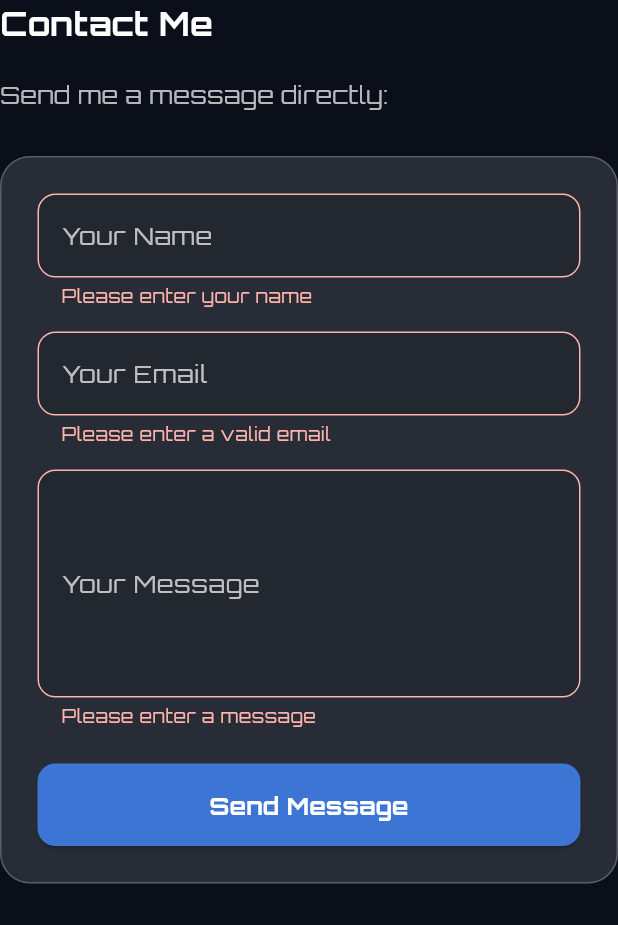
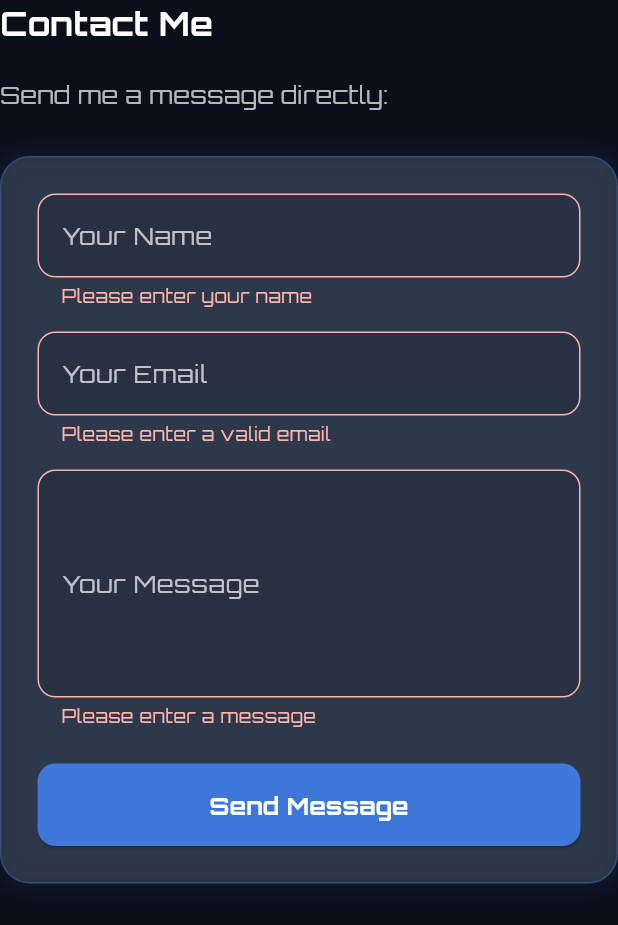
Before and after one commit to mohamedbnhmida/medbh_portfolio, a Flutter app: the ContactSection widget shown alone on an empty page, opened directly, after a tap on "Send Message", on a phone screen of 412 x 824 dp. Shown: the top 925 px of the screen. Run offline on Flutter 3.47's test engine with Material 3 defaults, Android fonts, the phone set to English and light mode, and no system bars; our stand-ins replace carousel_slider, font_awesome_flutter, google_fonts.

Commit message:
first commit

```diff
--- a/lib/floatinf_social_media.dart
+++ b/lib/floatinf_social_media.dart
@@ -11,7 +11,7 @@ class FloatingSocialMediaBar extends StatelessWidget {
     return Row(
       mainAxisAlignment: MainAxisAlignment.center,
       mainAxisSize: MainAxisSize.min,
-      children: const [
+      children: [
         SocialIconHover(
           icon: FontAwesomeIcons.github,
           url: AppStrings.githubUrl,
@@ -22,7 +22,8 @@ class FloatingSocialMediaBar extends StatelessWidget {
         ),
         SocialIconHover(
           icon: FontAwesomeIcons.whatsapp,
-          url: "https://wa.me/${AppStrings.whatsappNumber}",
+          url:
+              "https://wa.me/${AppStrings.whatsappNumber}?text=${Uri.encodeComponent("Hello, I am interested in your portfolio!")}",
         ),
       ],
     );
--- a/lib/widgets/contact_section.dart
+++ b/lib/widgets/contact_section.dart
@@ -19,6 +19,27 @@ class _ContactSectionState extends State<ContactSection> {
 
   Future<void> _sendEmail() async {
     if (_formKey.currentState!.validate()) {
+      // NOTE: For true "Direct" sending without opening an email app,
+      // you need a service like EmailJS (client-side) or a backend.
+      // Below is the placeholder for EmailJS implementation:
+      /*
+      final response = await http.post(
+        Uri.parse('https://api.emailjs.com/api/v1.0/email/send'),
+        headers: {'Content-Type': 'application/json'},
+        body: json.encode({
+          'service_id': 'YOUR_SERVICE_ID',
+          'template_id': 'YOUR_TEMPLATE_ID',
+          'user_id': 'YOUR_PUBLIC_KEY',
+          'template_params': {
+            'user_name': _nameController.text,
+            'user_email': _emailController.text,
+            'message': _messageController.text,
+          }
+        }),
+      );
+      */
+
+      // Fallback to mailto for now as placeholder
       final Uri params = Uri(
         scheme: 'mailto',
         path: AppStrings.email,
@@ -35,17 +56,14 @@ class _ContactSectionState extends State<ContactSection> {
             const SnackBar(content: Text('Could not open email client')),
           );
         }
+      } else {
+        if (mounted) {
+          ScaffoldMessenger.of(
+            context,
+          ).showSnackBar(const SnackBar(content: Text('Form submitted!')));
+        }
       }
     }
-  }
-
-  String? _encodeQueryParameters(Map<String, String> params) {
-    return params.entries
-        .map(
-          (e) =>
-              '${Uri.encodeComponent(e.key)}=${Uri.encodeComponent(e.value)}',
-        )
-        .join('&');
   }
 
   @override
@@ -79,9 +97,16 @@ class _ContactSectionState extends State<ContactSection> {
         Container(
           padding: const EdgeInsets.all(24),
           decoration: BoxDecoration(
-            color: Colors.white12,
+            color: AppColors.cardBackground,
+            boxShadow: [
+              BoxShadow(
+                color: Colors.blueAccent.withOpacity(0.1),
+                blurRadius: 10,
+                spreadRadius: 2,
+              ),
+            ],
             borderRadius: BorderRadius.circular(20),
-            border: Border.all(color: Colors.white24),
+            border: Border.all(color: AppColors.borderAccent),
           ),
           child: Form(
             key: _formKey,
@@ -138,6 +163,7 @@ class _ContactSectionState extends State<ContactSection> {
             ),
           ),
         ),
+        const SizedBox(height: 70),
       ],
     );
   }
@@ -162,4 +188,13 @@ class _ContactSectionState extends State<ContactSection> {
       ),
     );
   }
+
+  String? _encodeQueryParameters(Map<String, String> params) {
+    return params.entries
+        .map(
+          (e) =>
+              '${Uri.encodeComponent(e.key)}=${Uri.encodeComponent(e.value)}',
+        )
+        .join('&');
+  }
 }
--- a/lib/widgets/project_card.dart
+++ b/lib/widgets/project_card.dart
@@ -135,14 +135,21 @@ class _ProjectCardState extends State<ProjectCard> {
                 crossAxisAlignment: CrossAxisAlignment.start,
                 children: [
                   // Header: Icon + Name
-                  Row(
+                  LayoutBuilder(
+                    builder: (context, constraints) {
+                      final isMobile = constraints.maxWidth < 400;
+                      final iconSize = isMobile ? 45.0 : 60.0;
+                      final titleSize = isMobile ? 16.0 : 20.0;
+
+                      return Row(
                         children: [
                           Container(
-                        width: 60,
-                        height: 60,
+                            width: iconSize,
+                            height: iconSize,
                             decoration: BoxDecoration(
-                          color: Colors.white, // White background for the icon
-                          borderRadius: BorderRadius.circular(16),
+                              color:
+                                  Colors.white, // White background for the icon
+                              borderRadius: BorderRadius.circular(12),
                               border: Border.all(color: Colors.white24),
                               image: DecorationImage(
                                 image: widget.project.appIcon != null
@@ -152,7 +159,7 @@ class _ProjectCardState extends State<ProjectCard> {
                               ),
                             ),
                           ),
-                      const SizedBox(width: 16),
+                          const SizedBox(width: 12),
                           Expanded(
                             child: Column(
                               crossAxisAlignment: CrossAxisAlignment.start,
@@ -160,7 +167,7 @@ class _ProjectCardState extends State<ProjectCard> {
                                 Text(
                                   widget.project.name,
                                   style: GoogleFonts.orbitron(
-                                fontSize: 20,
+                                    fontSize: titleSize,
                                     fontWeight: FontWeight.bold,
                                     color: Colors.white,
                                   ),
@@ -170,6 +177,8 @@ class _ProjectCardState extends State<ProjectCard> {
                             ),
                           ),
                         ],
+                      );
+                    },
                   ),
                   const SizedBox(height: 20),
 
--- /dev/null
+++ b/lib/widgets/typing_text.dart
@@ -0,0 +1,100 @@
+import 'dart:async';
+import 'package:flutter/material.dart';
+
+class TypingText extends StatefulWidget {
+  final List<String> texts;
+  final TextStyle style;
+  final Duration typingSpeed;
+  final Duration backspaceSpeed;
+  final Duration pauseDuration;
+  final bool showCursor;
+  final String cursorChar;
+
+  const TypingText({
+    super.key,
+    required this.texts,
+    required this.style,
+    this.typingSpeed = const Duration(milliseconds: 100),
+    this.backspaceSpeed = const Duration(milliseconds: 50),
+    this.pauseDuration = const Duration(seconds: 2),
+    this.showCursor = true,
+    this.cursorChar = '_',
+  });
+
+  @override
+  State<TypingText> createState() => _TypingTextState();
+}
+
+class _TypingTextState extends State<TypingText> {
+  String _displayedText = "";
+  int _textIndex = 0;
+  int _charIndex = 0;
+  bool _isDeleting = false;
+  Timer? _timer;
+  bool _cursorVisible = true;
+  Timer? _cursorTimer;
+
+  @override
+  void initState() {
+    super.initState();
+    _startAnimation();
+    if (widget.showCursor) {
+      _cursorTimer = Timer.periodic(const Duration(milliseconds: 500), (timer) {
+        if (mounted) {
+          setState(() {
+            _cursorVisible = !_cursorVisible;
+          });
+        }
+      });
+    }
+  }
+
+  void _startAnimation() {
+    final currentText = widget.texts[_textIndex];
+
+    _timer = Timer(
+      _isDeleting ? widget.backspaceSpeed : widget.typingSpeed,
+      () {
+        if (mounted) {
+          setState(() {
+            if (!_isDeleting) {
+              if (_charIndex < currentText.length) {
+                _displayedText += currentText[_charIndex];
+                _charIndex++;
+                _startAnimation();
+              } else {
+                _isDeleting = true;
+                Future.delayed(widget.pauseDuration, _startAnimation);
+              }
+            } else {
+              if (_charIndex > 0) {
+                _displayedText = _displayedText.substring(0, _charIndex - 1);
+                _charIndex--;
+                _startAnimation();
+              } else {
+                _isDeleting = false;
+                _textIndex = (_textIndex + 1) % widget.texts.length;
+                _startAnimation();
+              }
+            }
+          });
+        }
+      },
+    );
+  }
+
+  @override
+  void dispose() {
+    _timer?.cancel();
+    _cursorTimer?.cancel();
+    super.dispose();
+  }
+
+  @override
+  Widget build(BuildContext context) {
+    return Text(
+      '$_displayedText${widget.showCursor && _cursorVisible ? widget.cursorChar : " "}',
+      style: widget.style,
+    );
+  }
+}
```
Also changed, not shown: lib/constants/app_data.dart (+8 -3 lines), lib/header.dart (+62 -16 lines), lib/home_page.dart (+28 -22 lines), lib/logo_tagline.dart (+18 -30 lines), lib/widgets/technologies_section.dart (+5 -5 lines), lib/widgets/technology_card.dart (+27 -15 lines), assets/flutter.png (added), assets/python.png (added), 5 other files. Lines whose indentation alone changed are shown as unchanged.
